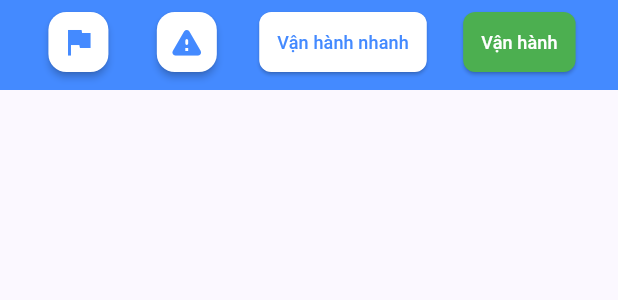
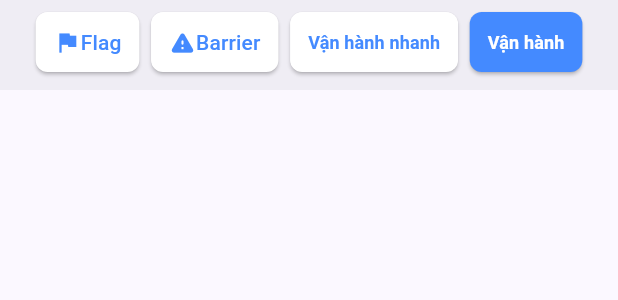
Before and after one commit to buikiet08/flutter_app_demo, a Flutter app: the _DemoBottomAppBar widget shown alone on an empty page, opened directly, on a phone screen of 412 x 824 dp. Shown: the top 300 px of the screen. Run offline on Flutter 3.47's test engine with Material 3 defaults, Android fonts, the phone set to English and light mode, and no system bars; our stand-ins replace flutter_riverpod; missing offline and left inert: arcgis_maps.

Commit message:
update UI

```diff
--- a/lib/app.dart
+++ b/lib/app.dart
@@ -41,6 +41,7 @@ class _MainTabScreenState extends ConsumerState<MainTabScreen> {
     ),
     HistoryPage(key: const Key('historyPage'), onSelectTab: _onItemTapped),
     ReportPage(),
+    const Text('Cài đặt')
   ];
 
   void _onItemTapped(int index) {
@@ -69,7 +70,7 @@ class _MainTabScreenState extends ConsumerState<MainTabScreen> {
           fontWeight: FontWeight.bold,
           color: Colors.white,
         ),
-        title: Text(username != null ? 'Hi, $username' : 'ArcGIS App'),
+        title: Text('Điều tiết mạng lưới', style: TextStyle(fontSize: 22),),
         actions: [
           if (username != null)
             IconButton(
@@ -86,12 +87,12 @@ class _MainTabScreenState extends ConsumerState<MainTabScreen> {
           : NavigationBar(
               destinations: const <NavigationDestination>[
                 NavigationDestination(
-                  icon: Icon(Icons.map, size: 20),
+                  icon: Icon(Icons.map_outlined, size: 24),
                   selectedIcon: Icon(Icons.map_outlined, color: Colors.white),
-                  label: 'Home',
+                  label: 'Trang chủ',
                 ),
                 NavigationDestination(
-                  icon: Icon(Icons.history, size: 20),
+                  icon: Icon(Icons.history, size: 24),
                   selectedIcon: Icon(
                     Icons.history_outlined,
                     color: Colors.white,
@@ -99,12 +100,20 @@ class _MainTabScreenState extends ConsumerState<MainTabScreen> {
                   label: 'Giám sát',
                 ),
                 NavigationDestination(
-                  icon: Icon(Icons.report, size: 20),
+                  icon: Icon(Icons.chat_rounded, size: 24),
                   selectedIcon: Icon(
-                    Icons.report_outlined,
+                    Icons.chat_rounded,
                     color: Colors.white,
                   ),
                   label: 'Báo cáo',
+                ),
+                NavigationDestination(
+                  icon: Icon(Icons.settings_outlined, size: 24),
+                  selectedIcon: Icon(
+                    Icons.settings_outlined,
+                    color: Colors.white,
+                  ),
+                  label: 'Cài đặt',
                 ),
               ],
               selectedIndex: _selectedIndex,
@@ -131,8 +140,7 @@ class _DemoBottomAppBar extends ConsumerWidget {
 
     return BottomAppBar(
       height: 60,
-      color: Colors.blueAccent,
-      padding: const EdgeInsets.all(4.0),
+      padding: EdgeInsets.symmetric(horizontal: 16.0, vertical: 4.0),
       child: IconTheme(
         data: IconThemeData(color: Theme.of(context).colorScheme.onPrimary),
         child: Column(
@@ -146,12 +154,14 @@ class _DemoBottomAppBar extends ConsumerWidget {
                   icon: Icons.flag,
                   toolType: ToolType.flag,
                   isActive: activeButton == ToolType.flag,
+                  title: "Flag"
                 ),
                 _buildToolButton(
                   ref: ref,
                   icon: Icons.warning_rounded,
                   toolType: ToolType.barrier,
                   isActive: activeButton == ToolType.barrier,
+                  title: "Barrier"
                 ),
                 _buildOperationButton(
                   ref: ref,
@@ -159,8 +169,15 @@ class _DemoBottomAppBar extends ConsumerWidget {
                   operationType: OperationType.quickOperation,
                   isActive: operationType == OperationType.quickOperation,
                   onPressed: () {
+                    final checkType = ref.watch(operationTypeProvider);
+                    if (checkType == OperationType.normalOperation) {
                       ref.read(operationTypeProvider.notifier).state = OperationType.quickOperation;
+                    } else {
+                      ref.read(operationTypeProvider.notifier).state = OperationType.normalOperation;
+                    }
+                    ref.read(activeToolButtonProvider.notifier).state = ToolType.flag;
                   },
+                  isEnabled: true
                 ),
                 _buildOperationButton(
                   ref: ref,
@@ -181,6 +198,7 @@ class _DemoBottomAppBar extends ConsumerWidget {
                     // Trigger trace operation
                     ref.read(handleTraceTypeProvider.notifier).state = ToolType.flag;
                   },
+                  isEnabled: ref.watch(operationTypeProvider) == OperationType.normalOperation
                 ),
               ],
             ),
@@ -195,15 +213,34 @@ class _DemoBottomAppBar extends ConsumerWidget {
     required IconData icon,
     required ToolType toolType,
     required bool isActive,
+    required String title
   }) {
     return Column(
       mainAxisSize: MainAxisSize.min,
       children: [
-        FloatingActionButton.small(
-          backgroundColor: isActive ? Colors.green : Colors.white,
-          foregroundColor: isActive ? Colors.white : Colors.blueAccent,
-          elevation: isActive ? 6.0 : 2.0,
-          child: Icon(icon),
+        ElevatedButton(
+          style: ButtonStyle(
+            backgroundColor: WidgetStatePropertyAll<Color>(
+              isActive ? Colors.blueAccent : Colors.white,
+            ),
+            foregroundColor: WidgetStatePropertyAll<Color>(
+              isActive ? Colors.white : Colors.blueAccent,
+            ),
+            shape: const WidgetStatePropertyAll<RoundedRectangleBorder>(
+              RoundedRectangleBorder(
+                borderRadius: BorderRadius.all(Radius.circular(8.0)),
+              ),
+            ),
+            padding: const WidgetStatePropertyAll<EdgeInsets>(
+              EdgeInsets.symmetric(horizontal: 12.0, vertical: 0.0),
+            ),
+          ),
+          child: Row(
+            mainAxisAlignment: MainAxisAlignment.spaceBetween,
+            children: [
+              Icon(icon),
+              Text(title)
+          ]),
           onPressed: () {
             // Toggle the button - if it's already active, deactivate it, otherwise activate it
             if (isActive) {
@@ -222,12 +259,15 @@ class _DemoBottomAppBar extends ConsumerWidget {
     required String label,
     required OperationType operationType,
     required bool isActive,
+    required bool isEnabled,
     required VoidCallback onPressed,
   }) {
-    return ElevatedButton(
+    return Opacity(
+    opacity: isEnabled ? 1.0 : 0.5,
+    child: ElevatedButton(
         style: ButtonStyle(
           backgroundColor: WidgetStatePropertyAll<Color>(
-          isActive ? Colors.green : Colors.white,
+            isActive ? Colors.blueAccent : Colors.white,
           ),
           foregroundColor: WidgetStatePropertyAll<Color>(
             isActive ? Colors.white : Colors.blueAccent,
@@ -241,8 +281,9 @@ class _DemoBottomAppBar extends ConsumerWidget {
             EdgeInsets.symmetric(horizontal: 12.0, vertical: 0.0),
           ),
         ),
-      onPressed: onPressed,
-      child: Text(label, style: const TextStyle(fontSize: 12)),
+        onPressed: isEnabled ? onPressed : null,
+        child: Text(label, style: const TextStyle(fontSize: 12, fontWeight: FontWeight.bold)),
+      )
     );
   }
 }
--- a/lib/core/providers/global_providers.dart
+++ b/lib/core/providers/global_providers.dart
@@ -66,3 +66,4 @@ final enhancedGeometryDataProvider = StateProvider<List<Map<String, dynamic>>>(
 
 final handleTraceTypeProvider = StateProvider<ToolType?>((ref) => null);
 final traceDataProvider = StateProvider<Map<String, dynamic>?>((ref) => null);
+final traceHistoryDataProvider = StateProvider<Map<String, dynamic>?>((ref) => null);
--- a/lib/features/home/home_page.dart
+++ b/lib/features/home/home_page.dart
@@ -82,6 +82,7 @@ class _HomePageState extends ConsumerState<HomePage> {
 
           Container(
             alignment: Alignment.topLeft,
+            padding: EdgeInsets.symmetric(horizontal: 4.0, vertical: 4.0),
             child: Column(
               mainAxisAlignment: MainAxisAlignment.start,
               children: <Widget>[
```
Also changed, not shown: lib/features/home/home_controller.dart (+8 -0 lines), lib/features/home/widgets/map_view.dart (+137 -69 lines), pubspec.lock, 7 other files. Lines whose indentation alone changed are shown as unchanged.
